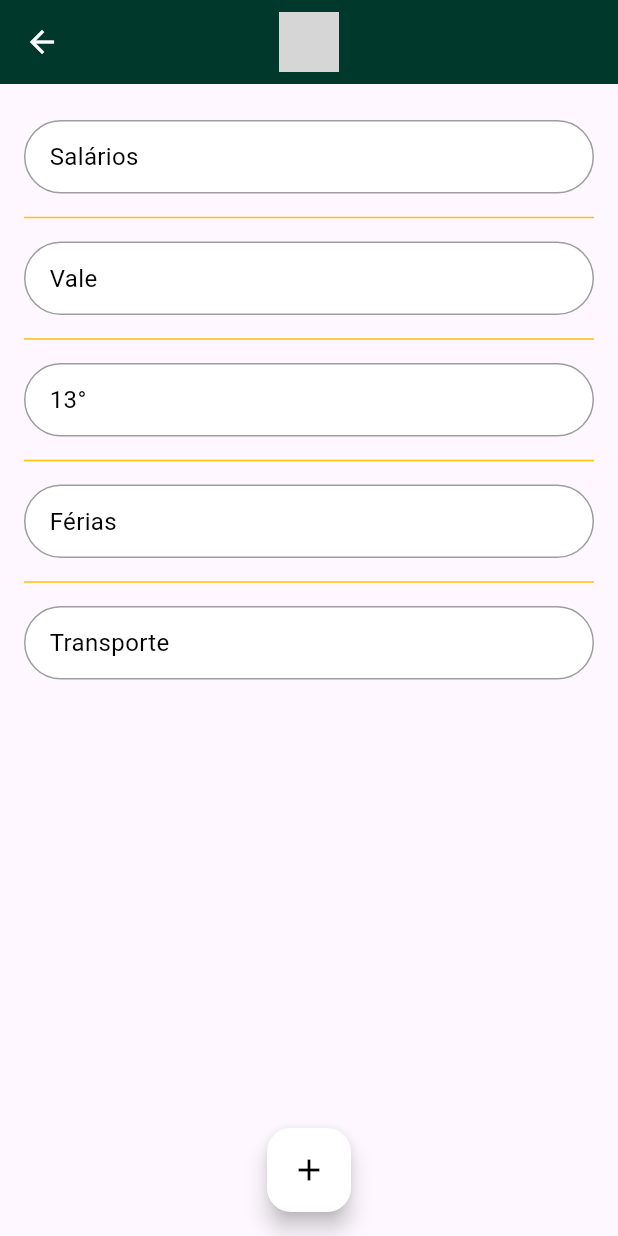
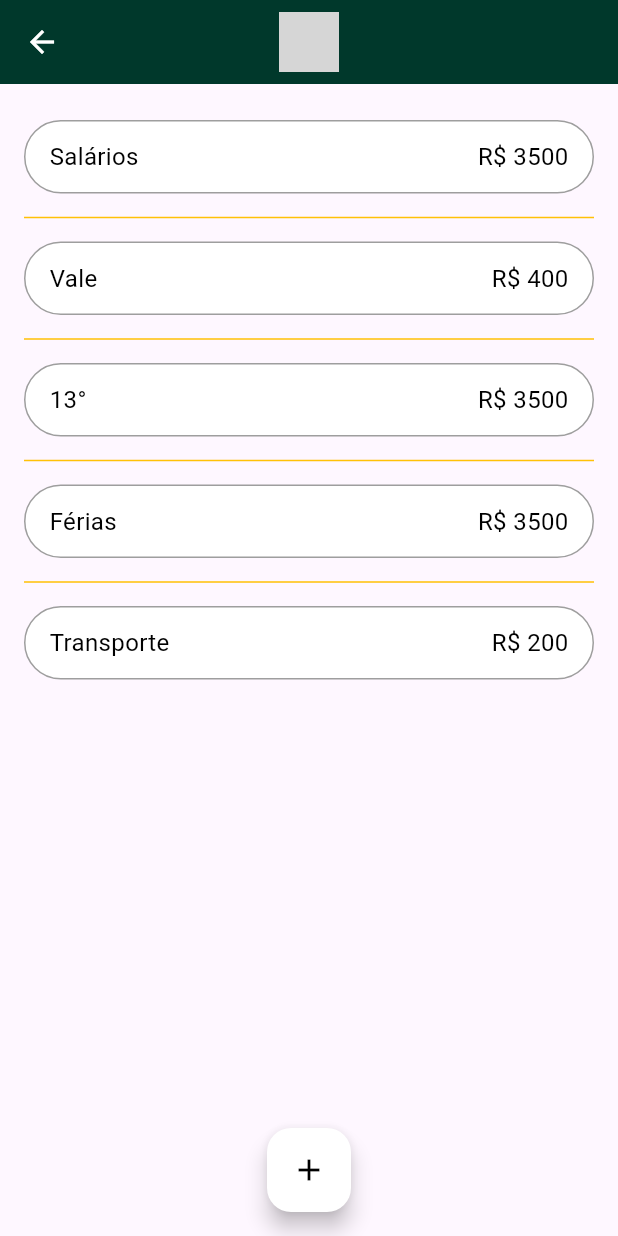
Before and after one commit to PHV00/doce_conta, a Flutter app: the PaymentCost screen opened directly, on a phone screen of 412 x 824 dp. Run offline on Flutter 3.47's test engine with Material 3 defaults, Android fonts, the phone set to English and light mode, and no system bars; our stand-ins replace flutter_svg, sqflite; accounts and stored records are empty; project files that could hold a hidden picture were left out; grey boxes are pictures that could not be loaded.

Commit message:
Fix for Cost input

```diff
--- a/doce_conta/lib/view/payment_cost_screen.dart
+++ b/doce_conta/lib/view/payment_cost_screen.dart
@@ -29,8 +29,9 @@ class PaymentCost extends StatelessWidget {
               itemCount: 5,
               itemBuilder: (context, index) {
                 // Lista de produtos
-                final productNames = ['Salários', 'Vale', '13°', 'Férias', 'Transporte'];
-                return _buildProductItem(productNames[index]);
+                final serviceNames = ['Salários', 'Vale', '13°', 'Férias', 'Transporte'];
+                final servicePrice = ['R\$ 3500', 'R\$ 400', 'R\$ 3500', 'R\$ 3500', 'R\$ 200'];
+                return _buildServiceItem(serviceNames[index], servicePrice[index]);
               },
               separatorBuilder: (context, index) => Divider(
                 color: Colors.amber, // Linha amarela entre os itens
@@ -55,7 +56,7 @@ class PaymentCost extends StatelessWidget {
     );
   }
 
-  Widget _buildProductItem(String productName) {
+  Widget _buildServiceItem(String serviceName, String servicePrice) {
     return Container(
       margin: const EdgeInsets.symmetric(vertical: 8.0),
       padding: const EdgeInsets.symmetric(horizontal: 16.0, vertical: 12.0),
@@ -64,9 +65,18 @@ class PaymentCost extends StatelessWidget {
         borderRadius: BorderRadius.circular(25.0),
         border: Border.all(color: Colors.grey, width: 1),
       ),
-      child: Text(
-        productName,
-        style: const TextStyle(fontSize: 16, color: Colors.black),
+      child: Row(
+        mainAxisAlignment: MainAxisAlignment.spaceBetween,
+        children: [
+          Text(
+            serviceName,
+            style: const TextStyle(fontSize: 16, color: Colors.black),
+          ),
+          Text(
+            servicePrice,
+            style: const TextStyle(fontSize: 16, color: Colors.black),
+          ),
+        ]
       ),
     );
   }
```
Also changed, not shown: doce_conta/lib/view/costing_system_screen.dart (+16 -6 lines), doce_conta/lib/view/infrastructure_costs_screen.dart (+16 -6 lines).
